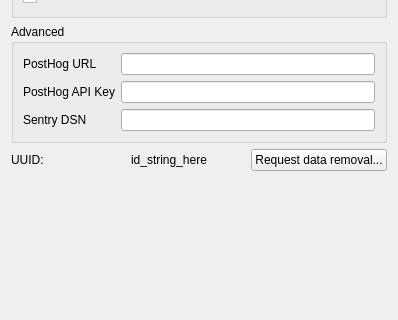
Qt form Resources/panels/preferences.ui (FreeCAD/FreeCAD-Telemetry) before a commit; both pictures show x 0 to 398 and y 132 to 452 of the 398 by 601 pixel window.
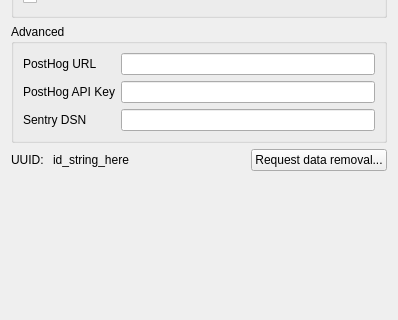
The same form after that commit. Custom widgets are drawn as their Qt base class.

Commit message: Label size cleanup

What changed in the file:
```diff
--- a/Resources/panels/preferences.ui
+++ b/Resources/panels/preferences.ui
@@ -144,6 +144,12 @@
     <layout class="QHBoxLayout" name="horizontalLayout">
      <item>
       <widget class="QLabel" name="uuid_field_label">
+       <property name="sizePolicy">
+        <sizepolicy hsizetype="Minimum" vsizetype="Preferred">
+         <horstretch>0</horstretch>
+         <verstretch>0</verstretch>
+        </sizepolicy>
+       </property>
        <property name="toolTip">
         <string notr="true"/>
        </property>
@@ -154,6 +160,12 @@
      </item>
      <item>
       <widget class="QLabel" name="uuid_label">
+       <property name="sizePolicy">
+        <sizepolicy hsizetype="MinimumExpanding" vsizetype="Preferred">
+         <horstretch>0</horstretch>
+         <verstretch>0</verstretch>
+        </sizepolicy>
+       </property>
        <property name="toolTip">
         <string>This is your unique identifier. You will need it to request that your data be removed from our database.</string>
        </property>
```
